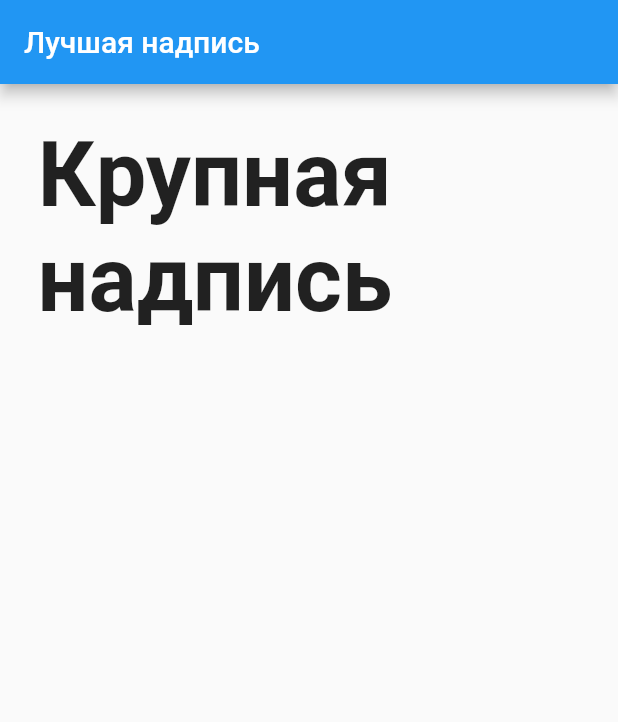
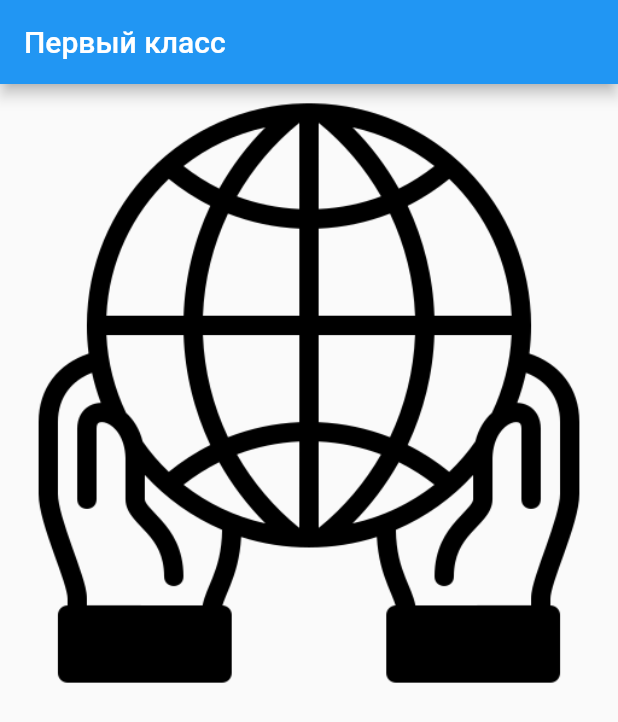
Before and after one commit to Andrei200123/untitled2, a Flutter app: the screen it shows after launch, on a phone screen of 412 x 824 dp. Shown: the top 722 px of the screen. Run offline on Flutter 3.47's test engine with Material 2 defaults, Android fonts, the phone set to English and light mode, and no system bars.

```diff
--- a/lib/main.dart
+++ b/lib/main.dart
@@ -1,14 +1,24 @@
 import 'package:flutter/material.dart';
 
 void main() {
-  runApp(MaterialApp(
-      home: Scaffold(
-    appBar: AppBar(
-        title:
-            const Text('Лучшая надпись',
-                style: TextStyle(color: Colors.white))),
-    body: Padding(padding: EdgeInsets.all(25),child: Text('Крупная надпись',
-        style: TextStyle(fontSize: 60, fontWeight: FontWeight.bold))
-        ),
-  )));
+  runApp(MyFirstClass());
 }
+
+class MyFirstClass extends StatelessWidget {
+  @override
+  Widget build(BuildContext context) {
+    return MaterialApp(
+        home: Scaffold(
+      appBar: AppBar(
+        title: const Text("Первый класс"),
+      ),
+      body: Stack(alignment: Alignment.center,
+        children: [
+          Image(
+            image: AssetImage('assets/icons/world.png'),
+          )
+        ],
+      ),
+    ));
+  }
+}
```
Also changed, not shown: pubspec.yaml (+7 -9 lines), assets/icons/world.png (added), assets/images/404.png (added), fonts/Shizuru-Regular.ttf (added).
